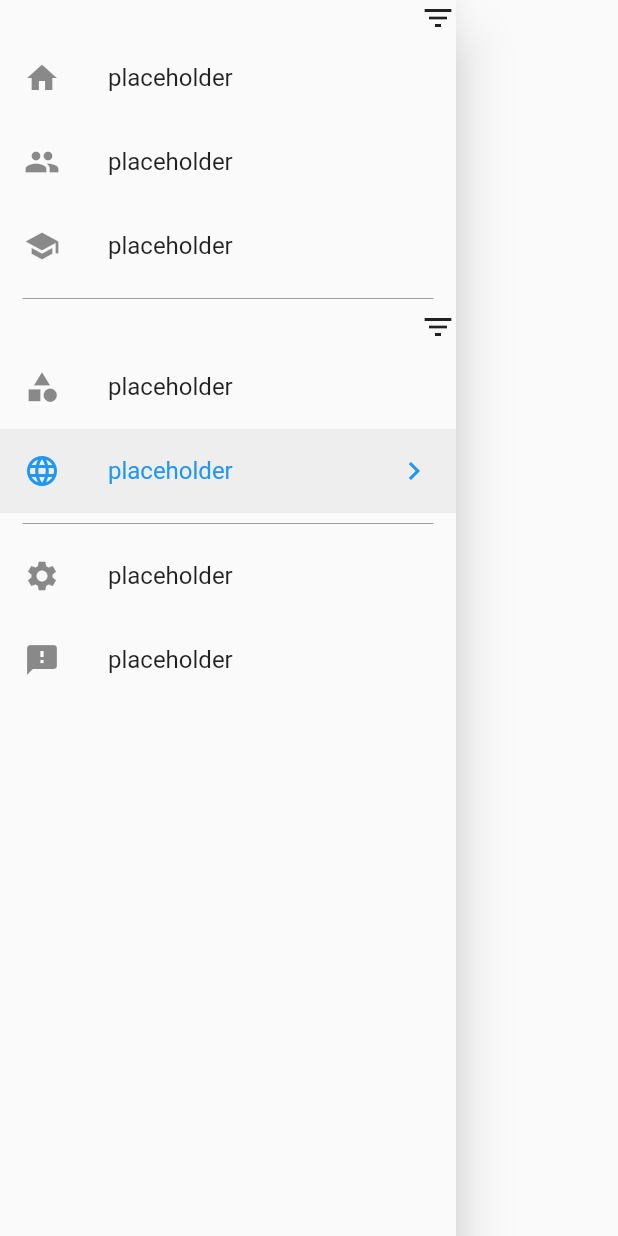
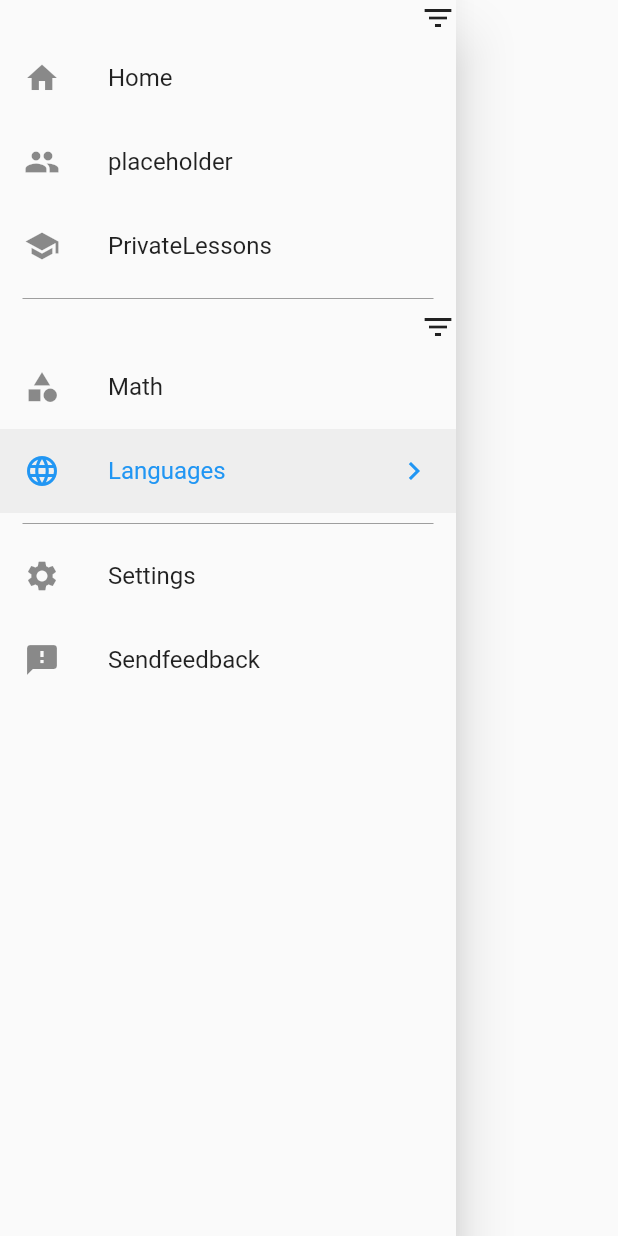
Before and after one commit to GeekFreakInk/Project-Alpha, a Flutter app: the NavigationDrawer widget shown alone on an empty page, opened directly, on a phone screen of 412 x 824 dp. Run offline on Flutter 3.47's test engine with Material 2 defaults, Android fonts, the phone set to English and light mode, and no system bars; our stand-ins replace firebase_auth, google_sign_in; missing offline and left inert: dart:ffi; accounts and stored records are empty.

Commit message:
Bug fix part 1 of internationalization

```diff
--- a/lib/app_localization.dart
+++ b/lib/app_localization.dart
@@ -1,5 +1,6 @@
 import 'dart:async';
 import 'dart:convert';
+import 'dart:ffi';
 import 'package:flutter/material.dart';
 import 'package:flutter/services.dart';
 
@@ -15,27 +16,30 @@ class AppLocalizations {
   static const LocalizationsDelegate<AppLocalizations> delegate =
   _AppLocalizationsDelegate();
 
-  Map<String, String> _locallizedGroups;
-  Map<dynamic, dynamic> _localizedStrings;
+  Map<String, String> _localizedStrings;
 
   Future<bool> load() async {
     String jsonString =
       await rootBundle.loadString('locales/${locale.languageCode}.json');
     Map<String, dynamic> jsonMap = json.decode(jsonString);
 
-      _locallizedGroups = jsonMap.map((group, keys){
-       _localizedStrings = jsonMap[group].map((key, value){
-         return MapEntry(key, value);
-       });
-       return MapEntry(group, keys.toString());
+
+      _localizedStrings = jsonMap.map((group, keys){
+        return MapEntry(group, keys.toString());
      });
     return true;
   }
+  static String returnJsonString(data){
+    final keyConversion = data.replaceAllMapped(RegExp(r'\b\w+\b'), (match){
+      return '"${match.group(0)}"';
+    });
+    return keyConversion;
+  }
 
   String translate(String groups, String key) {
-    var group = _locallizedGroups[groups];
-    var string = _localizedStrings[key];
-    return string;
+     var group = _localizedStrings[groups];
+     var jsonString = returnJsonString(group);
+     return jsonDecode(jsonString)[key];
   }
 }
 
--- a/lib/screens/home/homePage.dart
+++ b/lib/screens/home/homePage.dart
@@ -24,7 +24,7 @@ class HomePage extends StatelessWidget {
       child: Scaffold(
         drawer: NavigationDrawer(),
         appBar: AppBar(
-          title: Text(AppLocalizations.of(context).translate("time_format","years")),
+          title: Text(AppLocalizations.of(context).translate("main","home")),
           actions: <Widget>[
             IconButton(
               icon: Icon(Icons.notifications),
@@ -43,13 +43,13 @@ class HomePage extends StatelessWidget {
           bottom: TabBar(
             tabs: <Widget>[
               Tab(
-                text: 'placeholder',//AppLocalizations.of(context).translate('main','home'),
+                text: AppLocalizations.of(context).translate('main','home'),
               ),
               Tab(
-                text: 'placeholder',//AppLocalizations.of(context).translate('course'),
+                text: AppLocalizations.of(context).translate("main",'course'),
               ),
               Tab(
-                text: 'placeholder',//AppLocalizations.of(context).translate('studyBuddies'),
+                text: AppLocalizations.of(context).translate("main",'studyBuddies'),
               )
             ],
           ),
--- a/lib/screens/navigationHeader/navigationDrawer.dart
+++ b/lib/screens/navigationHeader/navigationDrawer.dart
@@ -17,7 +17,7 @@ class NavigationDrawer extends StatelessWidget {
               ListTile(
                 //if already on home, just pull back drawer
                 leading: Icon(Icons.home),
-                title: Text('placeholder'),//Text(AppLocalizations.of(context).translate("home")),
+                title: Text(AppLocalizations.of(context).translate("main","home")),
                 onTap: () => Navigator.pushNamed(context, homeRoute),
               ),
               ListTile(
@@ -27,7 +27,7 @@ class NavigationDrawer extends StatelessWidget {
               ),
               ListTile(
                 leading: Icon(Icons.school),
-                title: Text('placeholder'),//Text(AppLocalizations.of(context).translate("privateLessons")),
+                title: Text(AppLocalizations.of(context).translate("main","privateLessons")),
                 onTap: () => Navigator.pushNamed(context, privateLessonsRoute),
               ),
               new Divider(height: 14.0, color: Colors.grey, indent: 15, endIndent: 15,),
@@ -39,14 +39,14 @@ class NavigationDrawer extends StatelessWidget {
               )),
               ListTile(
                 leading: Icon(Icons.category),
-                title: Text('placeholder'),//Text(AppLocalizations.of(context).translate("math")),
+                title: Text(AppLocalizations.of(context).translate("courses","math")),
                 //onTap: () => Navigator.pushNamed(context, '/'),
               ),
               Container(
                 color: Colors.grey[200],
                 child: ListTile(
                   leading: Icon(Icons.language),
-                  title: Text('placeholder'),//Text(AppLocalizations.of(context).translate("languages")),
+                  title: Text(AppLocalizations.of(context).translate("courses","languages")),
                   trailing: Icon(Icons.keyboard_arrow_right),
                   //This should change according to state
                   selected: true,
@@ -55,13 +55,13 @@ class NavigationDrawer extends StatelessWidget {
               new Divider(height: 14.0, color: Colors.grey, indent: 15, endIndent: 15,),
               ListTile(
                 leading: Icon(Icons.settings),
-                title: Text('placeholder'),//Text(AppLocalizations.of(context).translate("settings")),
+                title: Text(AppLocalizations.of(context).translate("main","settings")),
                 onTap: () => Navigator.pushNamed(context, settingsRoute),
               ),
 
               ListTile(
                 leading: Icon(Icons.feedback),
-                title: Text('placeholder'),//Text(AppLocalizations.of(context).translate("feedback")),
+                title: Text(AppLocalizations.of(context).translate("main","feedback")),
                 onTap: () => Navigator.pushNamed(context, feedbackRoute),
               )
             ],
--- a/locales/en.json
+++ b/locales/en.json
@@ -1,19 +1,19 @@
 {
+  "main": {
+    "home": "Home",
+    "course": "Yourcourses",
+    "studyBuddies": "StudyBuddies",
+    "privateLessons": "PrivateLessons",
+    "settings": "Settings",
+    "feedback": "Sendfeedback"
+  },
   "chat_vocabulary": {},
   "courses": {
     "math": "Math",
     "languages": "Languages",
-    "computer_science": "Computer Science"
+    "computer_science": "ComputerScience"
   },
   "filters": {},
-  "main": {
-    "home": "Home",
-    "course": "Your courses",
-    "studyBuddies": "StudyBuddies",
-    "privateLessons": "Private Lessons",
-    "settings": "Settings",
-    "feedback": "Send feedback"
-  },
   "payments": {},
   "register_user": {},
   "settings": {},
```
Also changed, not shown: locales/desc.json (+8 -7 lines), locales/nb.json (+11 -11 lines).
